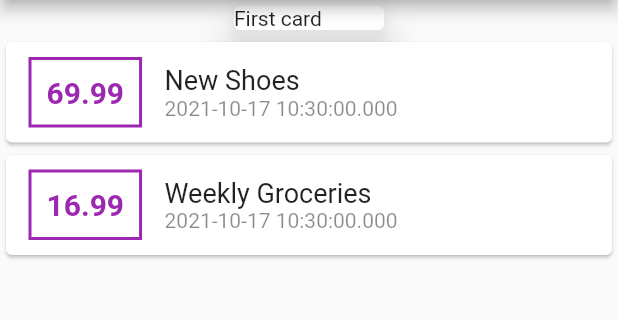
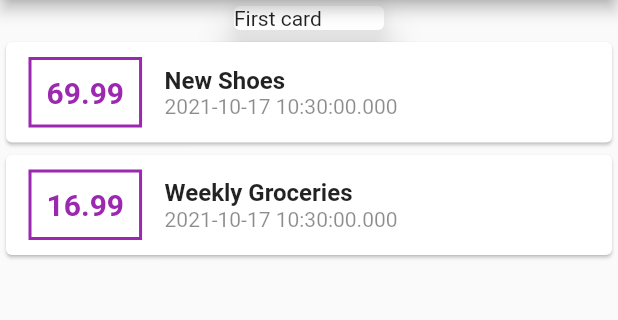
Before and after one commit to khadetou/personal_expenses, a Flutter app: the screen it shows after launch, on a phone screen of 412 x 824 dp, the part 84-404 px from its top. Run offline on Flutter 3.47's test engine with Material 2 defaults, Android fonts, the phone set to English and light mode, and no system bars.

Commit message:
more styling

```diff
--- a/lib/screen/home.dart
+++ b/lib/screen/home.dart
@@ -70,7 +70,8 @@ class _MyHomePageState extends State<MyHomePage> {
                         Text(
                           transaction.title,
                           style: const TextStyle(
-                            fontSize: 18,
+                            fontSize: 16,
+                            fontWeight: FontWeight.bold,
                           ),
                         ),
                         Text(
```
